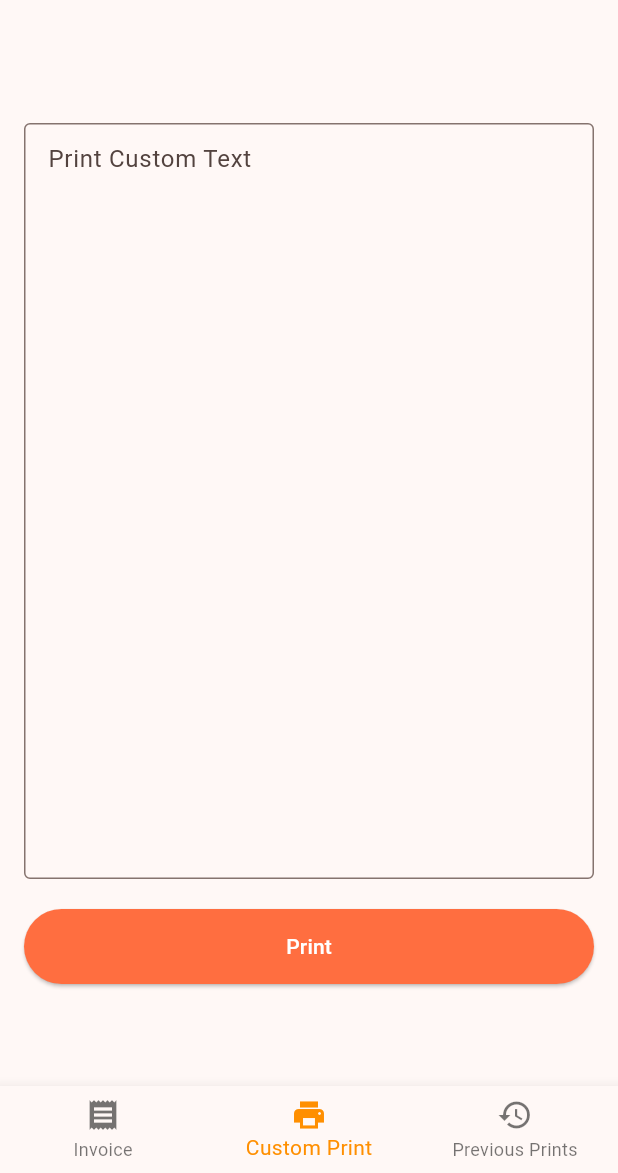
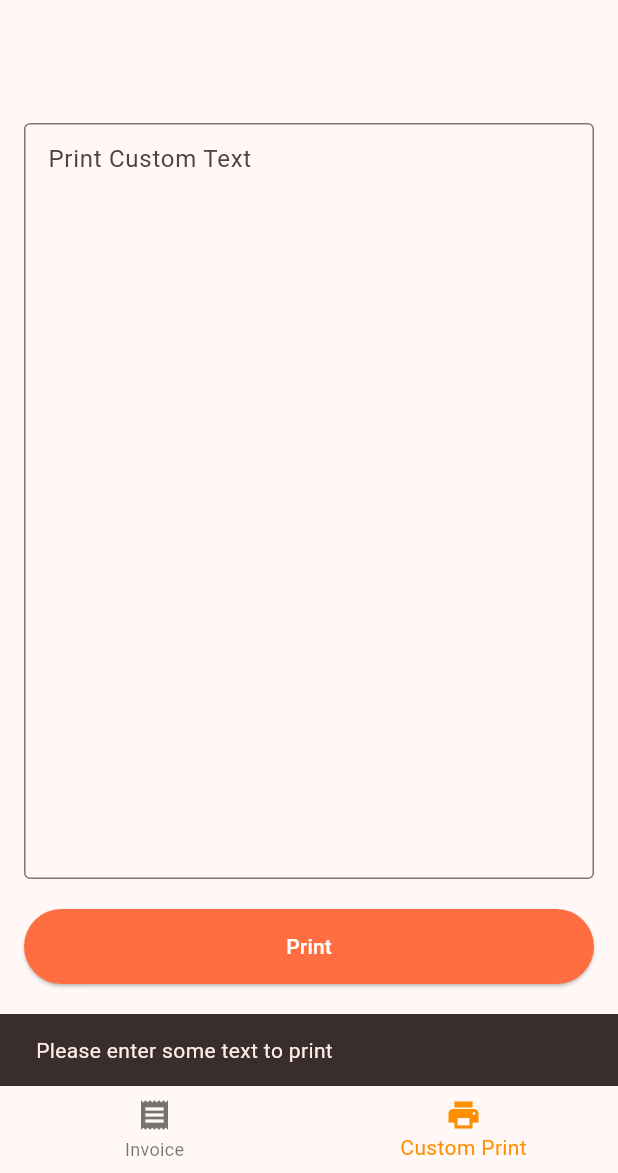
Before and after one commit to bender-story/mobile_print_app, a Flutter app: the screen it shows after launch, item 2 of the bottom bar chosen, after a tap on "Print", on a phone screen of 412 x 824 dp, the part 63-1236 px from its top. Run offline on Flutter 3.47's test engine with Material 3 defaults, Android fonts, the phone set to English and light mode, and no system bars; our stand-ins replace bloc, flutter_bloc, plugin_platform_interface.

```diff
--- a/lib/main.dart
+++ b/lib/main.dart
@@ -5,6 +5,9 @@ import 'package:mobile_printer_app/ui/home_page.dart';
 import 'package:flutter_bloc/flutter_bloc.dart';
 import 'package:mobile_printer_app/ui/invoice/bloc/invoice_bloc.dart';
 import 'package:mobile_printer_app/ui/invoice/invoice_page.dart';
+import 'package:mobile_printer_app/ui/printers/bloc/ip_printer_bloc.dart';
+import 'package:mobile_printer_app/ui/printers/bloc/ip_printer_state.dart';
+import 'package:mobile_printer_app/ui/printers/ip_device_list.dart';
 
 
 void main() {
@@ -22,6 +25,12 @@ void main() {
             return BluetoothBloc(); // Initialize your bloc with the Dio API client
           },
           child: BluetoothDeviceList(dataToPrint: ""),
+        ),
+        BlocProvider<IPPrinterBloc>(
+          create: (context) {
+            return IPPrinterBloc(); // Initialize your bloc with the Dio API client
+          },
+          child: IPDeviceList(dataToPrint: ""),
         ),
       ],
       child: const MyApp(),
--- a/lib/ui/custom_print_page.dart
+++ b/lib/ui/custom_print_page.dart
@@ -1,7 +1,10 @@
 import 'package:flutter/cupertino.dart';
 import 'package:flutter/material.dart';
 
+import '../utils/ui_utils.dart';
+
 class CustomPrintPage extends StatelessWidget {
+  TextEditingController controller = TextEditingController(text: "");
   @override
   Widget build(BuildContext context) {
     return Padding(
@@ -10,8 +13,9 @@ class CustomPrintPage extends StatelessWidget {
         mainAxisAlignment: MainAxisAlignment.center,
         children: [
           TextField(
-            keyboardType: TextInputType.number,
-            decoration: InputDecoration(
+            keyboardType: TextInputType.text,
+            controller: controller,
+            decoration: const InputDecoration(
               hintText: 'Print Custom Text',
               isDense: true,
               border: OutlineInputBorder(),
@@ -21,14 +25,21 @@ class CustomPrintPage extends StatelessWidget {
           SizedBox(height: 20),
           ElevatedButton(
             onPressed: () {
-              // Trigger the print functionality
-              print('Printing...');
+              if(controller.text.isEmpty){
+                ScaffoldMessenger.of(context).showSnackBar(
+                  const SnackBar(
+                    content: Text('Please enter some text to print'),
+                  ),
+                );
+              } else {
+                UiUtils.showPrintOptions(context, controller.text);
+              }
             },
             child: Text('Print'),
             style: ElevatedButton.styleFrom(
               backgroundColor: Colors.deepOrangeAccent,
               foregroundColor: Colors.white,
-              minimumSize: Size(double.infinity, 50), // Set minimum width and height
+              minimumSize: Size(double.infinity, 50),
             ),
           ),
         ],
--- a/lib/ui/home_page.dart
+++ b/lib/ui/home_page.dart
@@ -2,7 +2,6 @@ import 'package:flutter/cupertino.dart';
 import 'package:flutter/material.dart';
 import 'package:mobile_printer_app/ui/custom_print_page.dart';
 import 'package:mobile_printer_app/ui/invoice/invoice_page.dart';
-import 'package:mobile_printer_app/ui/print_list.dart';
 
 class HomePage extends StatefulWidget {
   @override
@@ -15,7 +14,6 @@ class _HomePageState extends State<HomePage> {
   static List<Widget> _widgetOptions = <Widget>[
     InvoicePage(),
     CustomPrintPage(),
-    PrintList()
   ];
 
   void _onItemTapped(int index) {
@@ -43,11 +41,7 @@ class _HomePageState extends State<HomePage> {
           BottomNavigationBarItem(
             icon: Icon(Icons.print),
             label: 'Custom Print',
-          ),
-          BottomNavigationBarItem(
-            icon: Icon(Icons.history),
-            label: 'Previous Prints',
-          ),
+          )
         ],
         currentIndex: _selectedIndex,
         selectedItemColor: Colors.amber[800],
```
Also changed, not shown: lib/ui/invoice/invoice_page.dart (+12 -5 lines), lib/ui/print_list.dart (deleted, +0 -27 lines), lib/utils/ui_utils.dart (added, +62 -0 lines).
